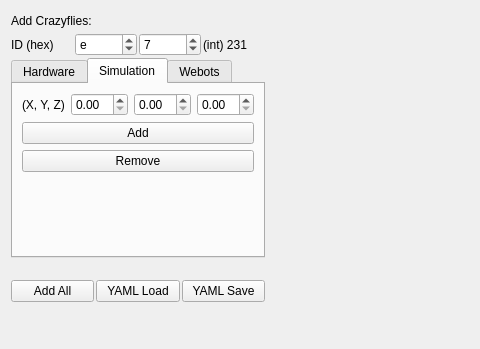
Qt form src/rqt_crazyflies_add/resource/crazyflies_add.ui (DynamicSwarms/ds-crazyflies) before a commit; both pictures show x 0 to 480 and y 0 to 349 of the 679 by 1074 pixel window.
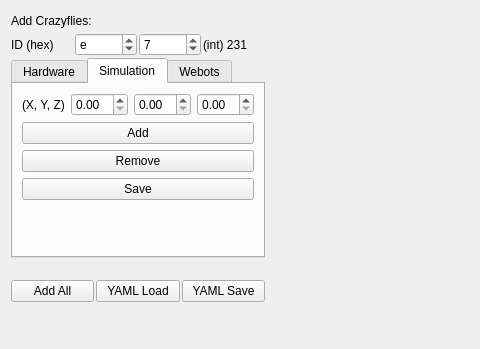
The same form after that commit. The open tabs and pages were chosen to show the change.

Commit message: updated add ui to also be used with simulation, also #fixed 17

Diff of the .ui file:
```diff
--- a/src/rqt_crazyflies_add/resource/crazyflies_add.ui
+++ b/src/rqt_crazyflies_add/resource/crazyflies_add.ui
@@ -372,6 +372,13 @@
             </property>
            </widget>
           </item>
+            <item>
+          <widget class="QPushButton" name="simulation_save_button">
+           <property name="text">
+            <string>Save</string>
+           </property>
+          </widget>
+         </item>
           <item>
            <spacer name="verticalSpacer_4">
             <property name="orientation">
```
The commit also changes 4 other files.
